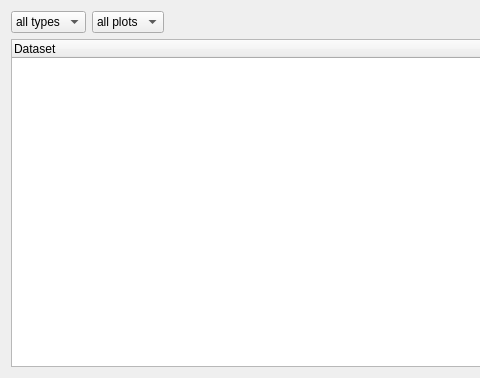
Qt form phoebe/frontend/gui/tree_datasetWidget.ui (phoebe-project/phoebe2) before a commit; both pictures show x 0 to 480 and y 0 to 378 of the 956 by 378 pixel window.
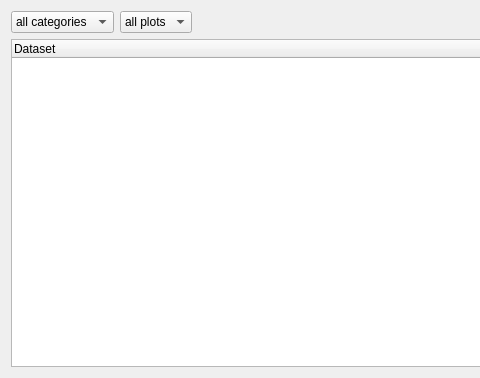
The same form after that commit. Icons and pictures are not drawn. Custom widgets are drawn as their Qt base class.

Diff of the .ui file:
```diff
--- a/phoebe/frontend/gui/tree_datasetWidget.ui
+++ b/phoebe/frontend/gui/tree_datasetWidget.ui
@@ -24,7 +24,7 @@
        <widget class="QComboBox" name="ds_typeComboBox">
         <item>
          <property name="text">
-          <string>all types</string>
+          <string>all categories</string>
          </property>
         </item>
         <item>
```
